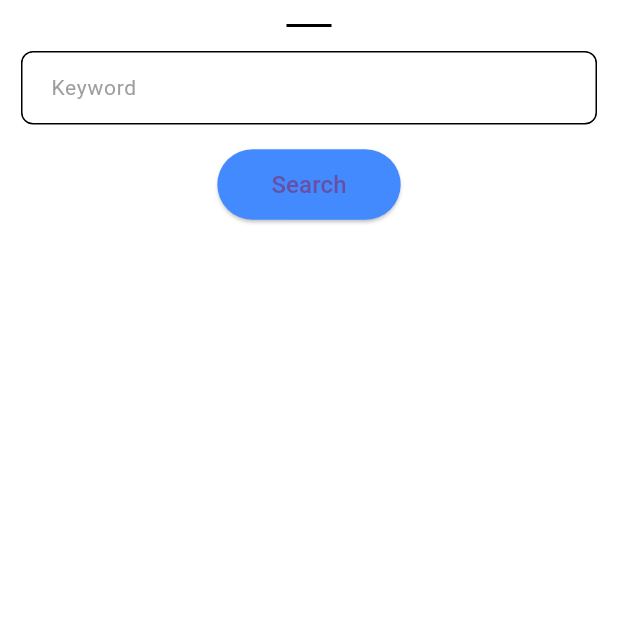
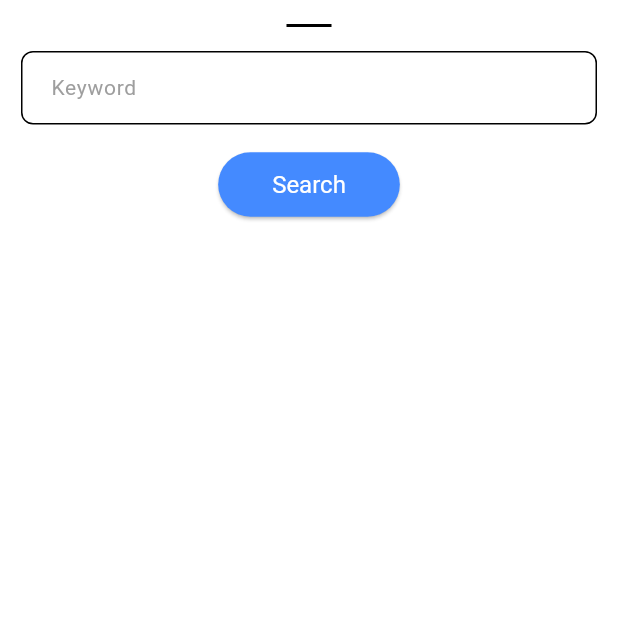
Before and after one commit to ahmad-hamidi/flutter_book_library, a Flutter app: the BottomSheetWidget screen opened directly, on a phone screen of 412 x 824 dp, the top half of it. Run offline on Flutter 3.47's test engine with Material 3 defaults, Android fonts, the phone set to English and light mode, and no system bars; our stand-ins replace auto_route, flutter_widget_from_html; network calls fail.

```diff
--- a/lib/models/book_model.dart
+++ b/lib/models/book_model.dart
@@ -10,7 +10,7 @@ class BookModel {
       if (imageLinks != null && imageLinks['thumbnail'] != null) {
         return imageLinks['thumbnail'];
       } else {
-        return "https://yt3.ggpht.com/ytc/AKedOLR0Q2jl80Ke4FS0WrTjciAu_w6WETLlI0HmzPa4jg=s176-c-k-c0x00ffffff-no-rj";
+        return "http://yt3.ggpht.com/ytc/AKedOLR0Q2jl80Ke4FS0WrTjciAu_w6WETLlI0HmzPa4jg=s176-c-k-c0x00ffffff-no-rj";
       }
     }
 
--- a/lib/screens/book_detail_screen.dart
+++ b/lib/screens/book_detail_screen.dart
@@ -20,7 +20,7 @@ class BookDetailScreen extends StatelessWidget {
       appBar: AppBar(
         title: Text("Book Detail"),
         leading: BackButton(
-          color: Colors.white,
+          color: Colors.black,
           onPressed: () {
             if (_isBookListNotEmpty(context)) {
               Navigator.pop(context);
--- a/lib/widgets/bottom_sheet_widget.dart
+++ b/lib/widgets/bottom_sheet_widget.dart
@@ -27,10 +27,10 @@ class BottomSheetWidget extends StatelessWidget {
               _inputWidget(),
               SizedBox(height: 16),
               ElevatedButton(
-                style: ElevatedButton.styleFrom(primary: Colors.blueAccent),
+                style: ElevatedButton.styleFrom(backgroundColor: Colors.blueAccent, textStyle: TextStyle(color: Colors.white)),
                 child: Padding(
                   padding: EdgeInsets.all(12),
-                  child: Text("Search", style: TextStyle(fontSize: 16)),
+                  child: Text("Search", style: TextStyle(fontSize: 16, color: Colors.white)),
                 ),
                 onPressed: () {
                   final query = _editingController.text.toString();
```
Also changed, not shown: pubspec.lock, 5 other files.
